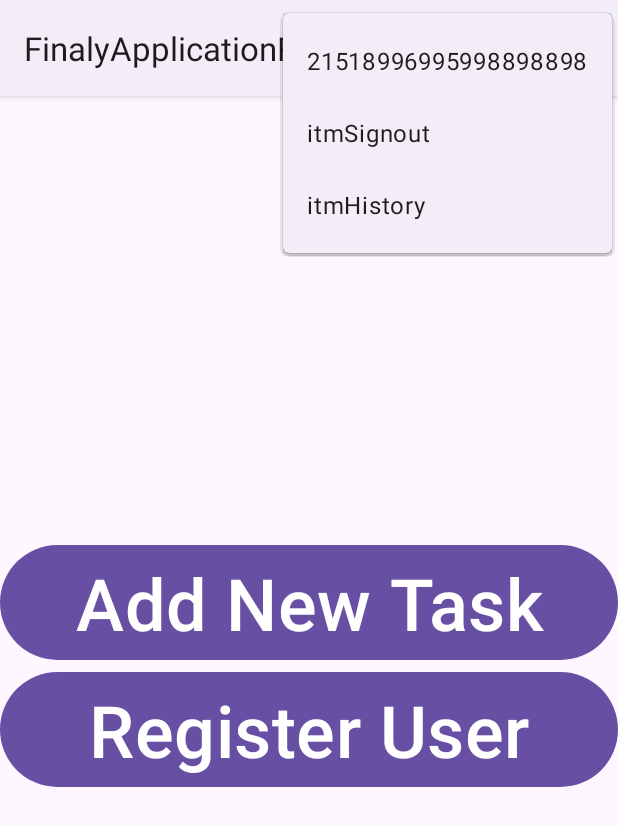
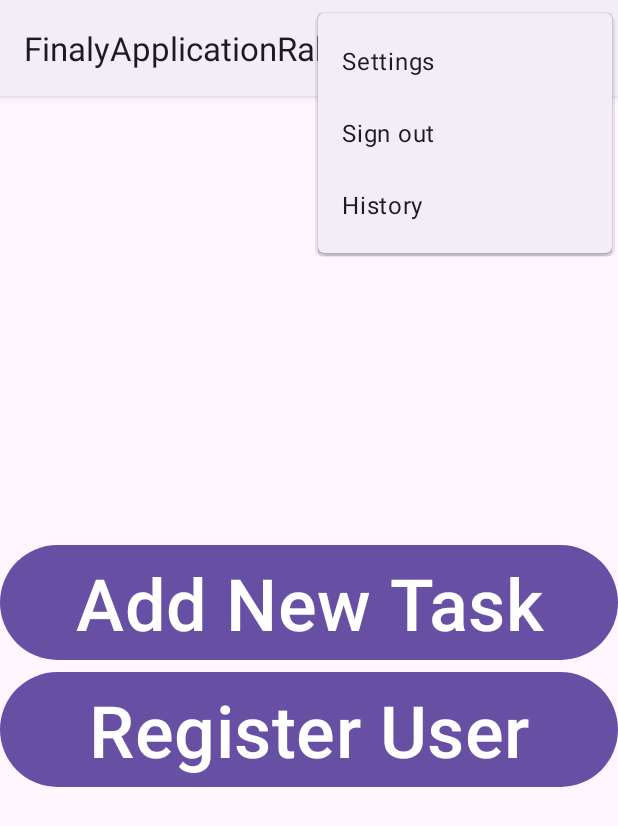
Before and after one commit to rakankirsh/FinalyApplicationRakan2, an Android app: the MainActivity screen opened directly, with no data from a screen before it, with the options menu open, on a phone screen of 412 x 824 dp. Shown: the top 826 px of the screen. Run offline under Robolectric (Android 15) with nearby library versions, the phone set to English and light mode, and no system bars; our stand-ins replace Room's generated code.

Commit message:
15/11/26

```diff
--- a/app/src/main/res/menu/main_menu.xml
+++ b/app/src/main/res/menu/main_menu.xml
@@ -3,9 +3,40 @@
 
     <item
         android:id="@+id/itmSettings"
-        android:title="21518996995998898898" />
-    <item android:title="itmSignout" />
+        android:title="Settings" />
+    <item android:title="Sign out"
+        android:id="@+id/itmSignout"/>
     <item
+        android:id="@+id/itmHistory"
         android:icon="@mipmap/ocean"
-        android:title="itmHistory" />
+        android:title="History" />
+    <LinearLayout
+        xmlns:android="http://schemas.android.com/apk/res/android"
+        android:layout_width="match_parent"
+        android:layout_height="match_parent"
+        android:orientation="vertical"
+        android:gravity="center"
+        android:padding="16dp" >
+
+        <Button
+            android:id="@+id/btnSettings"
+            android:layout_width="match_parent"
+            android:layout_height="wrap_content"
+            android:text="Settings" />
+
+        <Button
+            android:id="@+id/btnHistory"
+            android:layout_width="match_parent"
+            android:layout_height="wrap_content"
+            android:layout_marginTop="16dp"
+            android:text="History" />
+
+        <Button
+            android:id="@+id/btnSignOut"
+            android:layout_width="match_parent"
+            android:layout_height="wrap_content"
+            android:layout_marginTop="16dp"
+            android:text="Sign Out" />
+
+    </LinearLayout>
 </menu>
```
Also changed, not shown: app/src/main/AndroidManifest.xml (+13 -1 lines), app/src/main/java/rakan/kersh/finalyapplicationrakan/model/ViewPkg/HistoryActivity.java (added, +26 -0 lines), app/src/main/java/rakan/kersh/finalyapplicationrakan/model/ViewPkg/MainActivity.java (+10 -0 lines), app/src/main/java/rakan/kersh/finalyapplicationrakan/model/ViewPkg/SettingsActivity.java (added, +26 -0 lines), app/src/main/java/rakan/kersh/finalyapplicationrakan/model/ViewPkg/SignOutActivity.java (added, +26 -0 lines), app/src/main/res/layout/activity_history.xml (added, +10 -0 lines), app/src/main/res/layout/activity_settings.xml (added, +10 -0 lines), app/src/main/res/layout/activity_sign_out.xml (added, +10 -0 lines).
